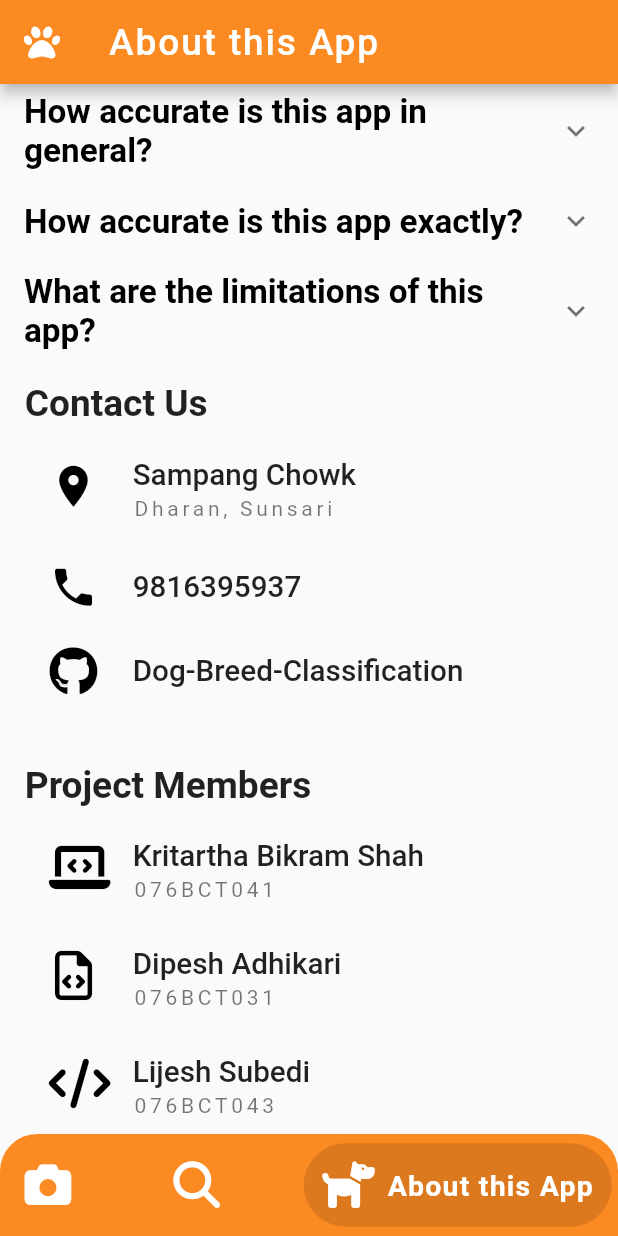
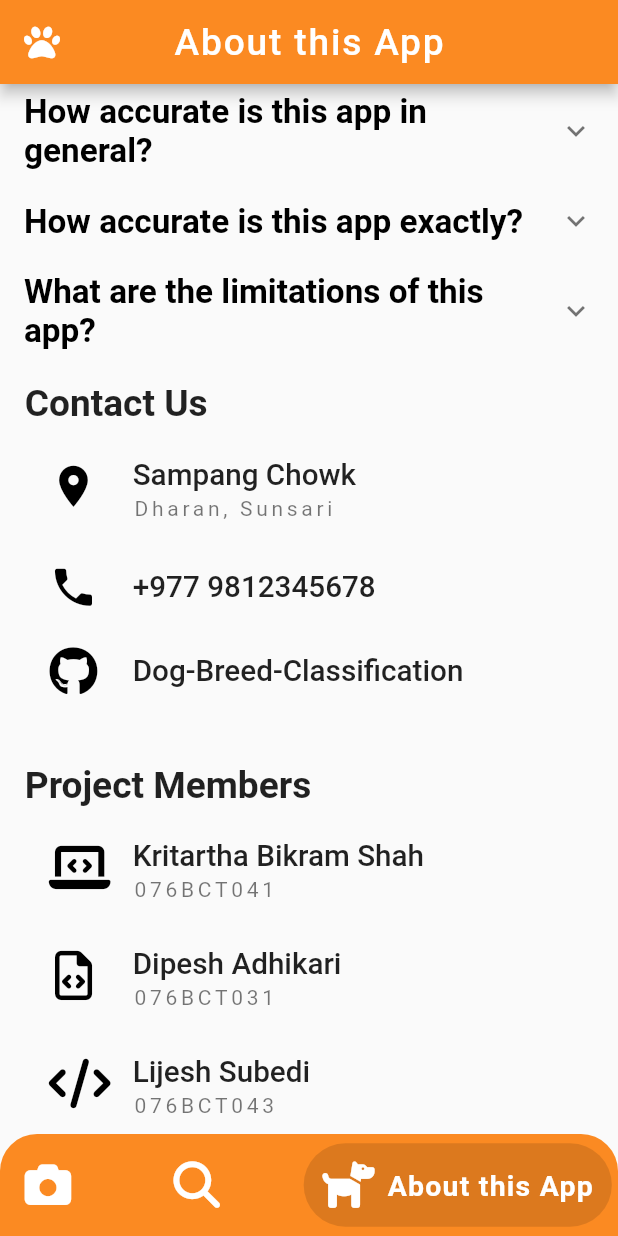
Before and after one commit to thisiskritartha/Dog-Breed-Classification, a Flutter app: the screen it shows after launch, item 3 of the bottom bar chosen, on a phone screen of 412 x 824 dp. Run offline on Flutter 3.47's test engine with Material 2 defaults, Android fonts, the light colour scheme and no system bars; drawn by our look-alikes of google_nav_bar; our stand-ins replace camera, font_awesome_flutter, get, image_picker, permission_handler, shared_preferences and 1 more; missing offline and left inert: flutter_tflite.

Commit message:
'Code Refactored'

```diff
--- a/lib/views/about_this_app_view.dart
+++ b/lib/views/about_this_app_view.dart
@@ -28,6 +28,7 @@ class _AboutThisAppState extends State<AboutThisApp> {
           ),
         ),
         backgroundColor: color,
+        centerTitle: true,
       ),
       body: SafeArea(
         child: SingleChildScrollView(
@@ -35,19 +36,20 @@ class _AboutThisAppState extends State<AboutThisApp> {
             ExpansionTileWidget(
               title: 'How accurate is this app in general?',
               description:
-                  "Generally, the results of this app are quite accurate and at least comparable to the current state of the art. However, this app is still giving predictions only and those won't be right all the time.",
+                  "Generally, the results of this app are quite accurate and at least comparable to the current state of the art. However, this app is still giving predictions only and those won't be right all the time. \n"
+                  "Training Loss: 0.0378 \nTraining Accuracy: 97.66% \nValidation Loss: 0.8339 \nValidation Accuracy: 87.89%",
             ),
             ExpansionTileWidget(
               title: 'How accurate is this app exactly?',
               description:
-                  "This app was trained with 7,189 images to learn distinguishing 71 individual breeds. As evaluated on about 1,755 independent test images, there is a general probability of approximately 95% for the correct breed to be shown in the result. The threshold for our Model is 50% i.e Our app will only show the output if its Confidence level(or Probability) is more or equal to 50%. The mean and standard deviation of pixel values in an image or a set of images is taken as 127.5 for our application.",
+                  "This app was trained with 14,179 images to learn distinguishing 72 individual breeds. As evaluated on about 3,513 independent test images, there is a general probability of approximately 93.36% for the correct breed to be shown in the result. The threshold for our Model is 50% i.e Our app will only show the output if its Confidence level(or Probability) is more or equal to 50%. The mean and standard deviation of pixel values in an image or a set of images is taken as 127.5 for our application.",
             ),
             ExpansionTileWidget(
               title: 'What are the limitations of this app?',
               description:
                   "1) As our models are trained on specific views and perspectives of Dogs breed, dog images presented from a different angle or viewpoint than what the model has seen during training, it may struggle to correctly classify the image.\n "
                   "2) Our Model are sensitive to image quality factors such as lighting conditions, resolution, noise, and occlusions. Noisy or low-quality images may introduce artifacts or distortions that hinder accurate classification. \n"
-                  "3) Distinguishing between visually similar breeds can be challenging for our model. For example, differentiating between breeds of dogs that have similar physical appearances may lead to misclassifications. As French Bulldog and Pug have quite similar facial structure, sometimes our model outputs the incorrect result.",
+                  "3) Distinguishing between visually similar breeds can be challenging for our model. For example, differentiating between breeds of dogs that have similar physical appearances may lead to mis-classifications. As French Bulldog and Pug have quite similar facial structure, sometimes our model outputs the incorrect result.",
             ),
             Container(
               padding: EdgeInsets.all(4.0.wp),
@@ -89,7 +91,7 @@ class _AboutThisAppState extends State<AboutThisApp> {
                       color: Colors.black,
                     ),
                     title: Text(
-                      '9816395937',
+                      '+977 9812345678',
                       style: TextStyle(
                         fontSize: 4.8.wp,
                         fontWeight: FontWeight.w500,
--- a/lib/views/homepage_view.dart
+++ b/lib/views/homepage_view.dart
@@ -19,9 +19,25 @@ class HomepageView extends StatefulWidget {
 class _HomepageViewState extends State<HomepageView> {
   int currentIndex = 0;
 
+  GButton navButton(BuildContext context,
+      {required icon, required text, onPressed}) {
+    return GButton(
+      icon: icon,
+      text: text,
+      iconActiveColor: Colors.white,
+      iconColor: Colors.white,
+      textStyle: TextStyle(
+        color: Colors.white,
+        fontWeight: FontWeight.bold,
+        letterSpacing: 0.2.wp,
+        fontSize: 4.6.wp,
+      ),
+      onPressed: onPressed,
+    );
+  }
+
   @override
   Widget build(BuildContext context) {
-    Size size = MediaQuery.of(context).size;
     final List<Widget> pages = [
       const ScannerView(),
       const AvailableBreedsView(),
@@ -29,7 +45,9 @@ class _HomepageViewState extends State<HomepageView> {
     ];
 
     return Scaffold(
-      body: SafeArea(child: pages[currentIndex]),
+      body: SafeArea(
+        child: pages[currentIndex],
+      ),
       bottomNavigationBar: Container(
         decoration: BoxDecoration(
           color: color,
@@ -52,17 +70,10 @@ class _HomepageViewState extends State<HomepageView> {
             tabBackgroundColor: Colors.black12,
             padding: EdgeInsets.all(3.0.wp),
             tabs: [
-              GButton(
+              navButton(
+                context,
                 icon: FontAwesomeIcons.camera,
                 text: 'Scanner',
-                iconActiveColor: Colors.white,
-                iconColor: Colors.white,
-                textStyle: TextStyle(
-                  color: Colors.white,
-                  fontWeight: FontWeight.bold,
-                  letterSpacing: 0.2.wp,
-                  fontSize: 4.6.wp,
-                ),
                 onPressed: () {
                   Navigator.push(
                     context,
@@ -72,29 +83,15 @@ class _HomepageViewState extends State<HomepageView> {
                   );
                 },
               ),
-              GButton(
+              navButton(
+                context,
                 icon: FontAwesomeIcons.search,
                 text: 'Available Breeds',
-                iconActiveColor: Colors.white,
-                iconColor: Colors.white,
-                textStyle: TextStyle(
-                  color: Colors.white,
-                  fontWeight: FontWeight.bold,
-                  letterSpacing: 0.2.wp,
-                  fontSize: 4.6.wp,
-                ),
               ),
-              GButton(
+              navButton(
+                context,
                 icon: FontAwesomeIcons.dog,
                 text: 'About this App',
-                iconActiveColor: Colors.white,
-                iconColor: Colors.white,
-                textStyle: TextStyle(
-                  color: Colors.white,
-                  fontWeight: FontWeight.bold,
-                  letterSpacing: 0.2.wp,
-                  fontSize: 4.6.wp,
-                ),
               ),
             ],
             selectedIndex: currentIndex,
```
Also changed, not shown: lib/views/live_feed_view.dart (+2 -21 lines), lib/views/onboarding_view.dart (+6 -6 lines), lib/views/scanner_view.dart (+62 -121 lines), lib/widgets/image_view_widget.dart (added, +42 -0 lines), lib/widgets/live_feed_widget.dart (added, +35 -0 lines).
